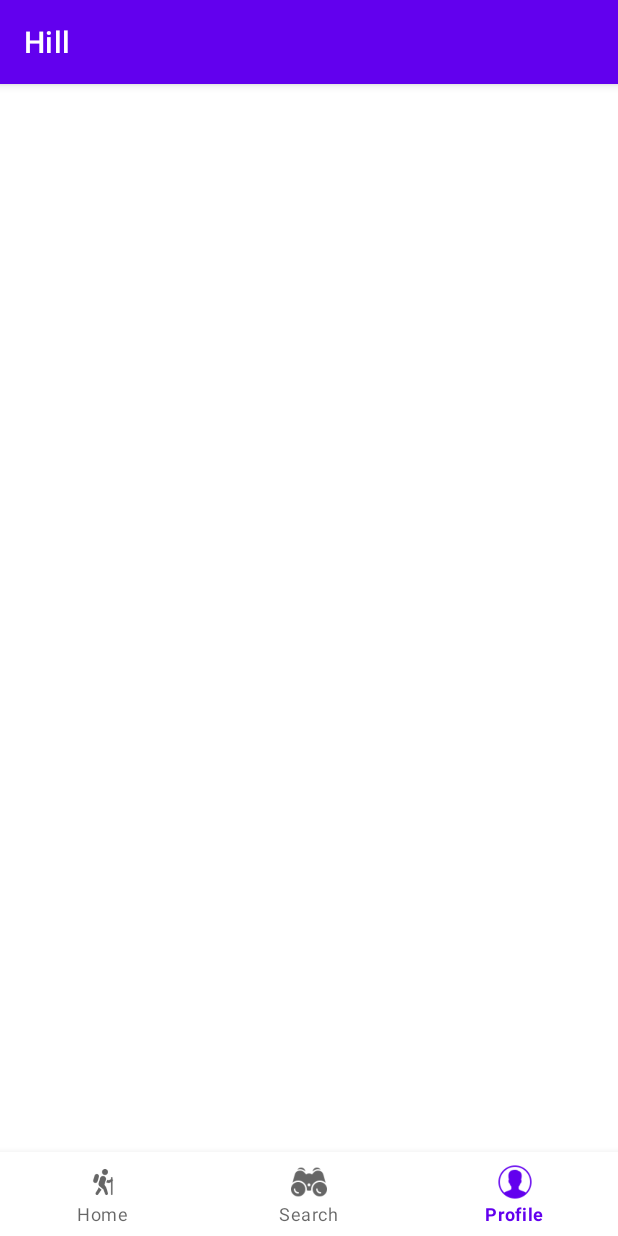
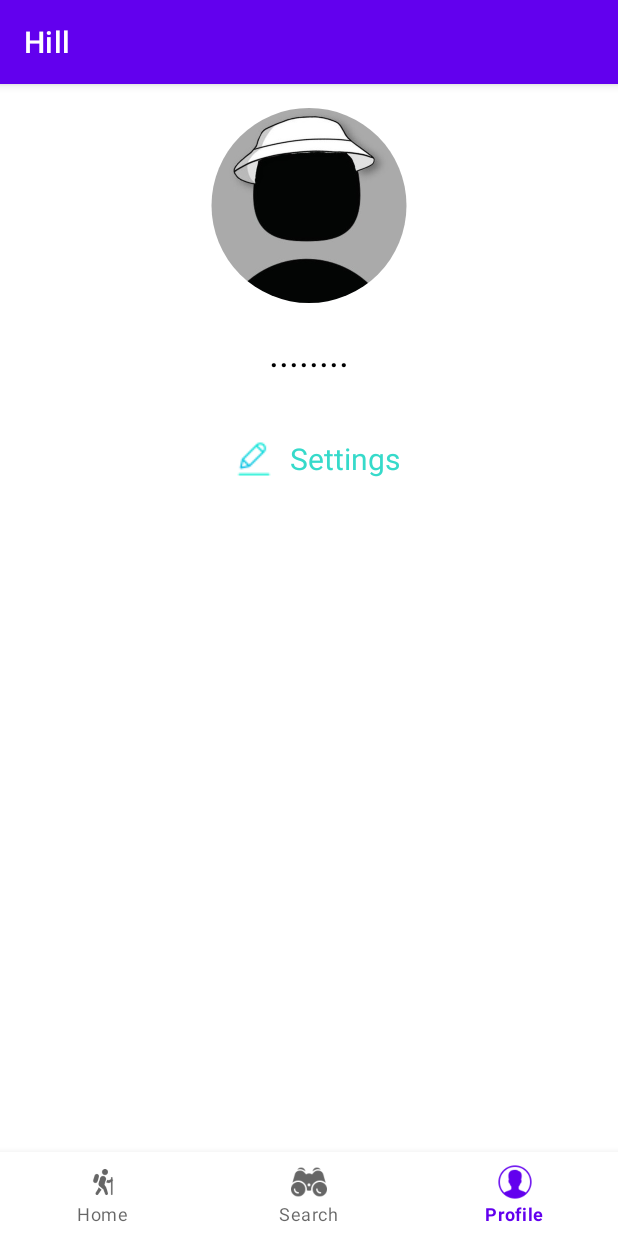
Before and after one commit to Hh440/Hiller, an Android app: the MainActivity screen opened directly, with no data from a screen before it, item 3 of the bottom bar chosen, on a phone screen of 412 x 824 dp. Run offline under Robolectric (Android 15) with nearby library versions, the phone set to English and light mode, and no system bars; our stand-ins replace CircleImageView, Firebase (no records; nobody signed in at launch, a user with empty details on screens opened directly).

```diff
--- a/app/build.gradle
+++ b/app/build.gradle
@@ -43,9 +43,13 @@ dependencies {
     implementation 'androidx.appcompat:appcompat:1.6.1'
     implementation 'com.google.android.material:material:1.10.0'
     implementation 'androidx.constraintlayout:constraintlayout:2.1.4'
-    implementation 'com.google.firebase:firebase-database-ktx:20.0.4'
+    implementation 'com.google.firebase:firebase-database-ktx:20.3.0'
+    implementation 'com.google.firebase:firebase-auth-ktx:22.3.0'
     testImplementation 'junit:junit:4.13.2'
     androidTestImplementation 'androidx.test.ext:junit:1.1.5'
     androidTestImplementation 'androidx.test.espresso:espresso-core:3.5.1'
     implementation 'de.hdodenhof:circleimageview:3.1.0'
+
+
+
 }
--- a/app/src/main/java/com/example/hill/Home.kt
+++ b/app/src/main/java/com/example/hill/Home.kt
@@ -18,16 +18,9 @@ private const val ARG_PARAM2 = "param2"
  */
 class Home : Fragment() {
     // TODO: Rename and change types of parameters
-    private var param1: String? = null
-    private var param2: String? = null
+    private var userId: String? = null
 
-    override fun onCreate(savedInstanceState: Bundle?) {
-        super.onCreate(savedInstanceState)
-        arguments?.let {
-            param1 = it.getString(ARG_PARAM1)
-            param2 = it.getString(ARG_PARAM2)
-        }
-    }
+
 
     override fun onCreateView(
         inflater: LayoutInflater, container: ViewGroup?,
@@ -35,6 +28,15 @@ class Home : Fragment() {
     ): View? {
         // Inflate the layout for this fragment
         return inflater.inflate(R.layout.fragment_home, container, false)
+    }
+
+    override fun onViewCreated(view: View, savedInstanceState: Bundle?) {
+        super.onViewCreated(view, savedInstanceState)
+
+        // Retrieve userId from arguments
+        userId = arguments?.getString("userId")
+
+        // Now you can use userId in this fragment
     }
 
     companion object {
@@ -47,13 +49,13 @@ class Home : Fragment() {
          * @return A new instance of fragment Home.
          */
         // TODO: Rename and change types and number of parameters
-        @JvmStatic
-        fun newInstance(param1: String, param2: String) =
-            Home().apply {
-                arguments = Bundle().apply {
-                    putString(ARG_PARAM1, param1)
-                    putString(ARG_PARAM2, param2)
-                }
-            }
+        fun newInstance(userId: String?): Home {
+            val fragment = Home()
+            val args = Bundle()
+            args.putString("userId", userId)
+            fragment.arguments = args
+            return fragment
+        }
+
     }
 }
--- a/app/src/main/java/com/example/hill/LoginActivity.kt
+++ b/app/src/main/java/com/example/hill/LoginActivity.kt
@@ -70,7 +70,9 @@ class LoginActivity : AppCompatActivity() {
                 override fun onDataChange(snapshot: DataSnapshot) {
                     if (snapshot.exists()) {
                         // Details exist, navigate to main activity
-                        startActivity(Intent(this@LoginActivity, MainActivity::class.java))
+                        val mainIntent= Intent(this@LoginActivity, MainActivity::class.java)
+                        mainIntent.putExtra("userId",userId)
+                        startActivity(mainIntent)
                         finish()
                     } else {
                         // Details don't exist, navigate to details activity
--- a/app/src/main/java/com/example/hill/MainActivity.kt
+++ b/app/src/main/java/com/example/hill/MainActivity.kt
@@ -15,14 +15,18 @@ class MainActivity : AppCompatActivity() {
         binding=ActivityMainBinding.inflate(layoutInflater)
         setContentView(binding.root)
 
+        val userId= intent.getStringExtra("userId")
+
+
+        loadFragment(Home.newInstance(userId), false)
+
         binding.bottomNavigationView.setOnNavigationItemSelectedListener {
-            when(it.itemId){
-                R.id.home -> loadFragment(Home(),false)
-                R.id.search -> loadFragment(Search(),false)
-                R.id.profile -> loadFragment(Profile(),false)
+            when (it.itemId) {
+                R.id.home -> loadFragment(Home.newInstance(userId), false)
+                R.id.search -> loadFragment(Search.newInstance(userId), false)
+                R.id.profile -> loadFragment(Profile.newInstance(userId), false)
             }
             true
-
         }
 
 
--- a/app/src/main/java/com/example/hill/Profile.kt
+++ b/app/src/main/java/com/example/hill/Profile.kt
@@ -1,10 +1,20 @@
 package com.example.hill
 
+import android.content.Intent
 import android.os.Bundle
+import android.util.Log
 import androidx.fragment.app.Fragment
 import android.view.LayoutInflater
 import android.view.View
 import android.view.ViewGroup
+import android.widget.Button
+import android.widget.TextView
+import com.google.firebase.auth.FirebaseAuth
+import com.google.firebase.database.DataSnapshot
+import com.google.firebase.database.DatabaseError
+import com.google.firebase.database.DatabaseReference
+import com.google.firebase.database.FirebaseDatabase
+import com.google.firebase.database.ValueEventListener
 
 // TODO: Rename parameter arguments, choose names that match
 // the fragment initialization parameters, e.g. ARG_ITEM_NUMBER
@@ -18,42 +28,71 @@ private const val ARG_PARAM2 = "param2"
  */
 class Profile : Fragment() {
     // TODO: Rename and change types of parameters
-    private var param1: String? = null
-    private var param2: String? = null
+    private var userId: String? = null
 
-    override fun onCreate(savedInstanceState: Bundle?) {
-        super.onCreate(savedInstanceState)
-        arguments?.let {
-            param1 = it.getString(ARG_PARAM1)
-            param2 = it.getString(ARG_PARAM2)
+    companion object {
+        fun newInstance(userId: String?): Profile {
+            val fragment = Profile()
+            val args = Bundle()
+            args.putString("userId", userId)
+            fragment.arguments = args
+            return fragment
         }
     }
 
+    private lateinit var databaseReference: DatabaseReference
+    private lateinit var nameProfile:TextView
     override fun onCreateView(
         inflater: LayoutInflater, container: ViewGroup?,
         savedInstanceState: Bundle?
     ): View? {
-        // Inflate the layout for this fragment
-        return inflater.inflate(R.layout.fragment_profile, container, false)
+
+
+        val view = inflater.inflate(R.layout.fragment_profile, container, false)
+         nameProfile= view.findViewById(R.id.name_profile)
+        val settingButton: TextView = view.findViewById(R.id.setting)
+
+        // Initialize the Firebase Database reference
+        databaseReference = FirebaseDatabase.getInstance().reference.child("users")
+
+        // Retrieve userId from arguments
+        userId = arguments?.getString("userId")
+
+        // Fetch and display the name
+        fetchAndDisplayUserName()
+
+        settingButton.setOnClickListener {
+            val intent = Intent(activity, Edit_profile::class.java)
+            intent.putExtra("userId",userId)
+            startActivity(intent)
+        }
+
+        return view
     }
 
-    companion object {
-        /**
-         * Use this factory method to create a new instance of
-         * this fragment using the provided parameters.
-         *
-         * @param param1 Parameter 1.
-         * @param param2 Parameter 2.
-         * @return A new instance of fragment Profile.
-         */
-        // TODO: Rename and change types and number of parameters
-        @JvmStatic
-        fun newInstance(param1: String, param2: String) =
-            Profile().apply {
-                arguments = Bundle().apply {
-                    putString(ARG_PARAM1, param1)
-                    putString(ARG_PARAM2, param2)
+    private fun fetchAndDisplayUserName() {
+        userId?.let { uid ->
+            // Attach a listener to read the data at the user's node
+            databaseReference.child(uid).child("details").addListenerForSingleValueEvent(object : ValueEventListener {
+                override fun onDataChange(snapshot: DataSnapshot) {
+                    val userName = snapshot.child("name").getValue(String::class.java)
+                    if (userName != null) {
+                        nameProfile.text = userName
+                    } else {
+                        Log.e("ProfileFragment", "Name not found in details node")
+                    }
                 }
-            }
+
+                override fun onCancelled(error: DatabaseError) {
+                    // Handle the error
+                    Log.e("ProfileFragment", "Database Error: ${error.message}")
+                }
+            })
+        }
+    }
+
+    override fun onViewCreated(view: View, savedInstanceState: Bundle?) {
+        super.onViewCreated(view, savedInstanceState)
+        // You can also use userId here if needed
     }
 }
--- /dev/null
+++ b/app/src/main/res/drawable/baseline_chevron_right_24.xml
@@ -0,0 +1,5 @@
+<vector android:height="24dp" android:tint="#000000"
+    android:viewportHeight="24" android:viewportWidth="24"
+    android:width="24dp" xmlns:android="http://schemas.android.com/apk/res/android">
+    <path android:fillColor="@android:color/white" android:pathData="M10,6L8.59,7.41 13.17,12l-4.58,4.59L10,18l6,-6z"/>
+</vector>
--- a/app/src/main/res/layout/fragment_profile.xml
+++ b/app/src/main/res/layout/fragment_profile.xml
@@ -1,5 +1,6 @@
 <?xml version="1.0" encoding="utf-8"?>
 <FrameLayout xmlns:android="http://schemas.android.com/apk/res/android"
+    xmlns:app="http://schemas.android.com/apk/res-auto"
     xmlns:tools="http://schemas.android.com/tools"
     android:layout_width="match_parent"
     android:layout_height="match_parent"
@@ -7,4 +8,59 @@
 
 
 
+
+
+
+    <LinearLayout
+        android:layout_width="match_parent"
+        android:layout_height="wrap_content"
+        android:orientation="vertical">
+
+
+        <de.hdodenhof.circleimageview.CircleImageView
+            android:id="@+id/profile_image"
+            android:layout_width="185dp"
+            android:layout_height="130dp"
+            android:layout_gravity="center"
+            android:layout_marginTop="16dp"
+            android:contentDescription="Header Image"
+
+            android:src="@drawable/profile_image_icon" />
+
+        <TextView
+                android:id="@+id/name_profile"
+            android:layout_width="wrap_content"
+            android:layout_height="wrap_content"
+            android:layout_gravity="center"
+            android:layout_marginTop="15dp"
+            android:gravity="center"
+            android:text="........"
+            android:textColor="@color/black"
+            android:textSize="25dp" />
+
+
+
+
+      <TextView
+          android:id="@+id/setting"
+          android:layout_width="wrap_content"
+          android:layout_height="wrap_content"
+          android:text="Settings"
+          android:layout_gravity="center"
+          android:gravity="center"
+          android:layout_marginTop="30dp"
+          android:textSize="20dp"
+          android:textColor="@color/blue"
+          android:drawableLeft="@drawable/edit_icon"/>
+
+
+
+
+
+
+
+
+    </LinearLayout>
+
+
 </FrameLayout>
--- a/app/src/main/res/values/colors.xml
+++ b/app/src/main/res/values/colors.xml
@@ -8,4 +8,5 @@
     <color name="black">#FF000000</color>
     <color name="white">#FFFFFFFF</color>
     <color name="blue">#36DACA</color>
+    <color name="darkblue">#1532D5</color>
 </resources>
```
Also changed, not shown: app/src/main/AndroidManifest.xml (+5 -3 lines), app/src/main/java/com/example/hill/Edit_profile.kt (added, +199 -0 lines), app/src/main/java/com/example/hill/Search.kt (+17 -17 lines), app/src/main/res/layout/activity_edit_profile.xml (added, +117 -0 lines), app/src/main/res/drawable/edit_icon.png (added), app/src/main/res/drawable/plus_symbol.png (added), app/src/main/res/drawable/profile_image_icon.jpg (added).
